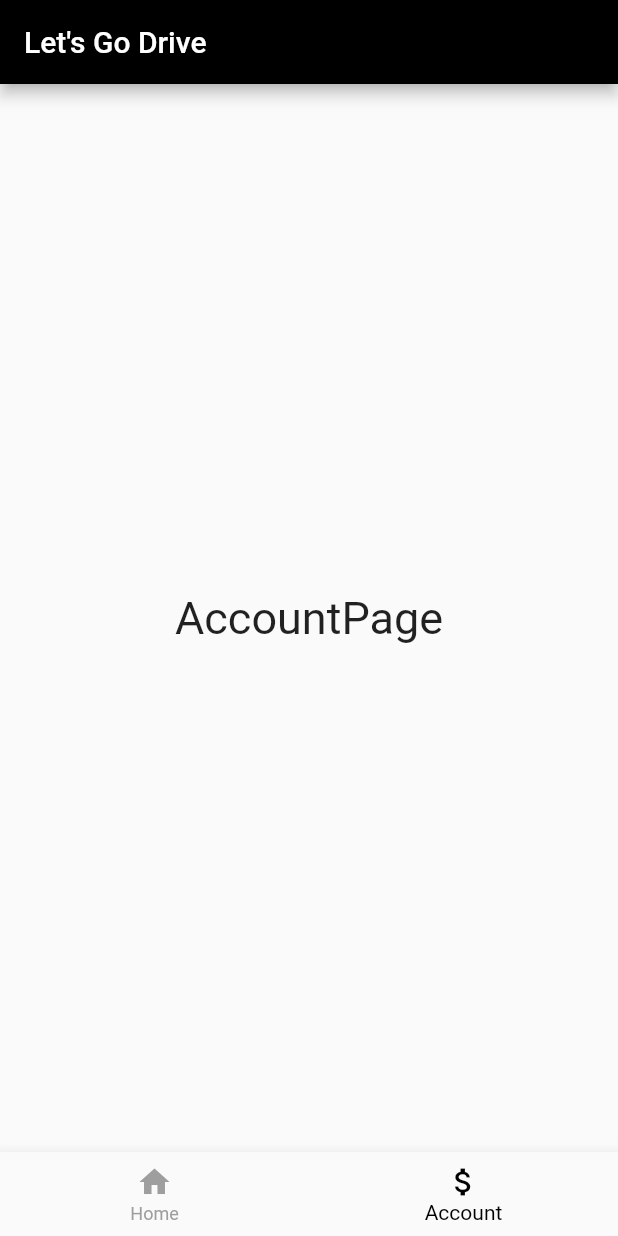
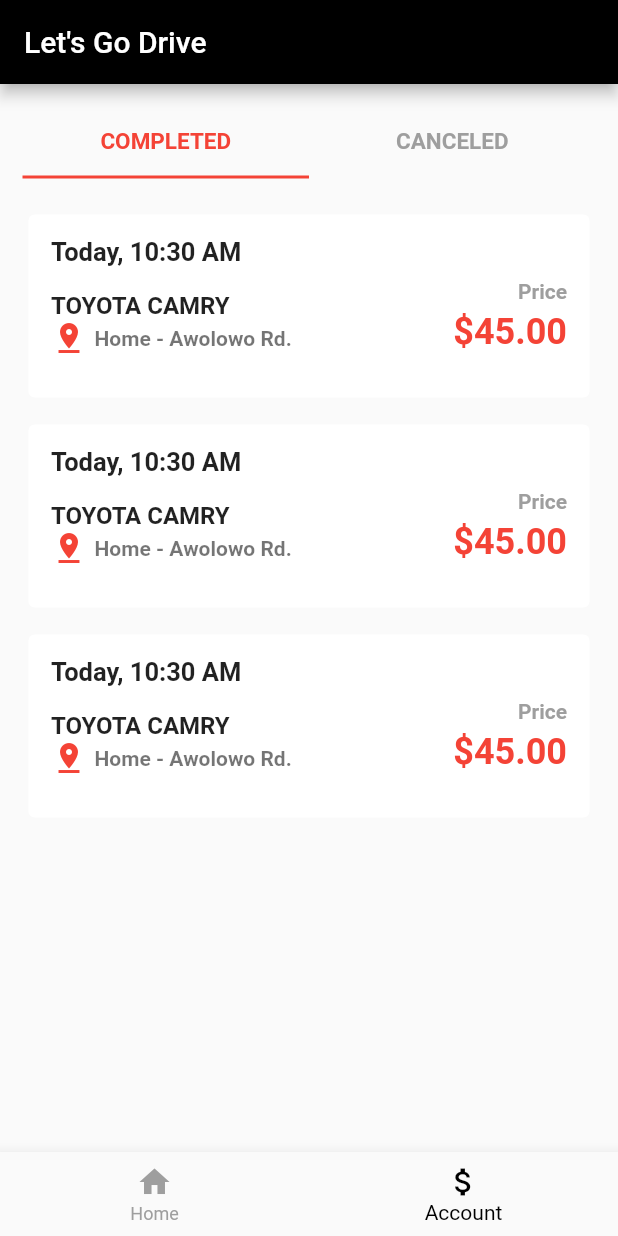
Before and after one commit to Sanjay-Shamnani/LetsGo_Driver, a Flutter app: the screen it shows after launch, item 2 of the bottom bar chosen, on a phone screen of 412 x 824 dp. Run offline on Flutter 3.47's test engine with Material 2 defaults, Android fonts, the phone set to English and light mode, and no system bars; our stand-ins replace flutter_spinkit, geolocator, google_maps_flutter.

Commit message:
Updated UI

```diff
--- a/lib/screens/home_screen.dart
+++ b/lib/screens/home_screen.dart
@@ -1,5 +1,8 @@
 import 'package:flutter/material.dart';
 import 'package:google_maps_flutter/google_maps_flutter.dart';
+import 'package:geolocator/geolocator.dart';
+import 'my_account.dart';
+import '../shared/loading.dart';
 
 class HomeScreen extends StatefulWidget{
   @override
@@ -58,17 +61,34 @@ class _MapScreen extends State<MapScreen> {
   GoogleMapController _controller;
   bool val = true;
   String status = 'ONLINE';
+  static LatLng _initialposition;
+
+  @override
+  void initState() {
+    // TODO: implement initState
+    super.initState();
+    _getUserLocation();
+  }
 
   @override
   Widget build(BuildContext context) {
-    return Stack(
+    return _initialposition == null
+    ? Container(
+      alignment: Alignment.center,
+      child: Center(
+        child: Loading(),
+      ),
+    )
+    : Stack(
         children: <Widget>[
           GoogleMap(
             onMapCreated: (GoogleMapController controller) {
               _controller = controller;
             },
-            initialCameraPosition: CameraPosition(target: LatLng(40.6782, -73.4992),
-            zoom: 14.0
+            myLocationEnabled: true,
+            myLocationButtonEnabled: true,
+            initialCameraPosition: CameraPosition(target: _initialposition,
+            zoom: 20.0
             ),
             mapType: MapType.normal,
           ),
@@ -131,19 +151,14 @@ class _MapScreen extends State<MapScreen> {
     });
   }
 
-}
-
-class AccountScreen extends StatefulWidget {
-  @override
-  _AccountScreen createState() => _AccountScreen();
-}
-
-class _AccountScreen extends State<AccountScreen> {
-  @override
-  Widget build(BuildContext context) {
-    return Center(
-      child: Text('AccountPage', style: TextStyle(fontSize: 30.0),),
-    );
+  void _getUserLocation() async {
+    Position position = await Geolocator()
+        .getCurrentPosition(desiredAccuracy: LocationAccuracy.high);
+    List<Placemark> placemark = await Geolocator()
+        .placemarkFromCoordinates(position.latitude, position.longitude);
+    setState(() {
+      _initialposition = LatLng(position.latitude, position.longitude);
+    });
   }
 
 }
--- /dev/null
+++ b/lib/screens/my_account.dart
@@ -0,0 +1,66 @@
+import 'package:flutter/material.dart';
+import '../widgets/ride_card.dart';
+import '../widgets/ride_cards.dart';
+
+class AccountScreen extends StatefulWidget {
+  @override
+  _AccountScreen createState() => _AccountScreen();
+}
+
+class _AccountScreen extends State<AccountScreen> {
+  @override
+  Widget build(BuildContext context) {
+    return Scaffold(
+      body: Container(
+        padding: EdgeInsets.all(15.0),
+        child: Column(
+          crossAxisAlignment: CrossAxisAlignment.start,
+          children: <Widget>[
+            Expanded(
+              child: DefaultTabController(
+                length: 2,
+                child: Column(
+                  crossAxisAlignment: CrossAxisAlignment.start,
+                  children: <Widget>[
+                    TabBar(
+                      unselectedLabelColor: Colors.grey,
+                      labelColor: Colors.red,
+                      labelStyle: TextStyle(
+                        fontSize: 15.0,
+                        fontWeight: FontWeight.bold,
+                      ),
+                      indicatorColor: Colors.red,
+                      tabs: <Widget>[
+                        Tab(
+                          text: "COMPLETED",
+                        ),
+                        Tab(
+                          text: "CANCELED",
+                        ),
+                      ],
+                    ),
+                    SizedBox(
+                      height: 10.0,
+                    ),
+                    Expanded(
+                      child: TabBarView(
+                        children: <Widget>[
+                          SingleChildScrollView(
+                            child: RideCards(),
+                          ),
+                          Container(
+                            child: RideCard(),
+                          ),
+                        ],
+                      ),
+                    ),
+                  ],
+                ),
+              ),
+            ),
+          ],
+        ),
+      ),
+    );
+  }
+}
--- /dev/null
+++ b/lib/shared/loading.dart
@@ -0,0 +1,17 @@
+import 'package:flutter/material.dart';
+import 'package:flutter_spinkit/flutter_spinkit.dart';
+
+class Loading extends StatelessWidget {
+  @override
+  Widget build(BuildContext context) {
+    return Container(
+      color: Colors.white,
+      child: Center(
+        child: SpinKitChasingDots(
+          color: Colors.grey[900],
+          size: 50.0,
+        ),
+      ),
+    );
+  }
+}
--- /dev/null
+++ b/lib/widgets/ride_card.dart
@@ -0,0 +1,83 @@
+import 'package:flutter/material.dart';
+
+class RideCard extends StatelessWidget {
+  @override
+  Widget build(BuildContext context) {
+    final ThemeData _theme = Theme.of(context);
+    return Container(
+      margin: EdgeInsets.only(
+        top: 10.0,
+      ),
+      child: Card(
+        elevation: 0.0,
+        child: Container(
+          padding: EdgeInsets.all(15.0),
+          child: Column(
+            crossAxisAlignment: CrossAxisAlignment.start,
+            children: <Widget>[
+              Text(
+                "Today, 10:30 AM",
+                style: TextStyle(
+                  fontWeight: FontWeight.bold,
+                  fontSize: 17.0,
+                ),
+              ),
+              ListTile(
+                contentPadding: EdgeInsets.only(
+                  left: 0.0,
+                ),
+                title: Text(
+                  "TOYOTA CAMRY",
+                  style: TextStyle(
+                    fontWeight: FontWeight.bold,
+                  ),
+                ),
+                subtitle: Row(
+                  mainAxisAlignment: MainAxisAlignment.start,
+                  children: <Widget>[
+                    Icon(
+                      Icons.pin_drop,
+                      color: Colors.red,
+                    ),
+                    SizedBox(
+                      width: 5.0,
+                    ),
+                    Text(
+                      "Home - Awolowo Rd.",
+                      style: TextStyle(
+                        fontWeight: FontWeight.bold,
+                      ),
+                    )
+                  ],
+                ),
+                trailing: Column(
+                  crossAxisAlignment: CrossAxisAlignment.end,
+                  children: <Widget>[
+                    Text(
+                      "Price",
+                      style: TextStyle(
+                        color: Colors.grey,
+                        fontWeight: FontWeight.bold,
+                      ),
+                    ),
+                    SizedBox(
+                      height: 5.0,
+                    ),
+                    Text(
+                      "\$45.00",
+                      style: TextStyle(
+                        fontSize: 24.0,
+                        color: Colors.red,
+                        fontWeight: FontWeight.bold,
+                      ),
+                    )
+                  ],
+                ),
+              )
+            ],
+          ),
+        ),
+      ),
+    );
+  }
+}
--- /dev/null
+++ b/lib/widgets/ride_cards.dart
@@ -0,0 +1,15 @@
+import 'package:flutter/material.dart';
+import 'ride_card.dart';
+
+class RideCards extends StatelessWidget {
+  @override
+  Widget build(BuildContext context) {
+    return Column(
+      children: <Widget>[
+        RideCard(),
+        RideCard(),
+        RideCard(),
+      ],
+    );
+  }
+}
--- a/pubspec.yaml
+++ b/pubspec.yaml
@@ -23,6 +23,10 @@ dependencies:
   flutter:
     sdk: flutter
   google_maps_flutter:
+  provider:
+  geolocator:
+  http:
+  flutter_spinkit:
 
   # The following adds the Cupertino Icons font to your application.
   # Use with the CupertinoIcons class for iOS style icons.
```
Also changed, not shown: pubspec.lock, 2 other files.
